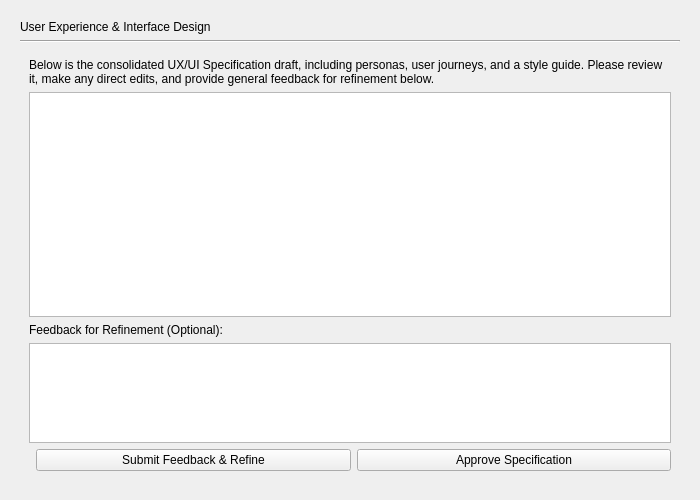
Before: the Qt Designer form gui/ux_spec_page.ui in mariolewis/asdf_factory, drawn with Qt 5.
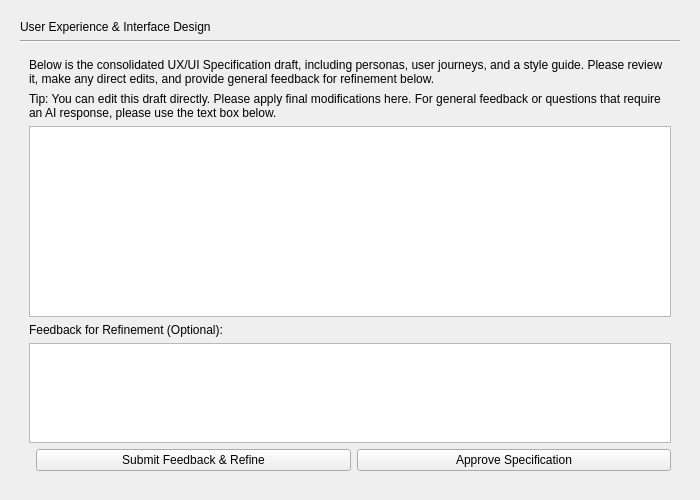
After: the same form once the commit is applied.

Commit message: fix: Resolve UI formatting and critical bugs in spec generation workflows

```diff
--- a/gui/ux_spec_page.ui
+++ b/gui/ux_spec_page.ui
@@ -54,6 +54,16 @@
          </property>
         </widget>
        </item>
+       <item>
+        <widget class="QLabel" name="infoLabel">
+         <property name="text">
+          <string>Tip: You can edit this draft directly. Please apply final modifications here. For general feedback or questions that require an AI response, please use the text box below.</string>
+         </property>
+         <property name="wordWrap">
+          <bool>true</bool>
+         </property>
+        </widget>
+       </item>
        <item>
         <widget class="QTextEdit" name="specTextEdit"/>
        </item>
```
The commit also changes 26 other files.
